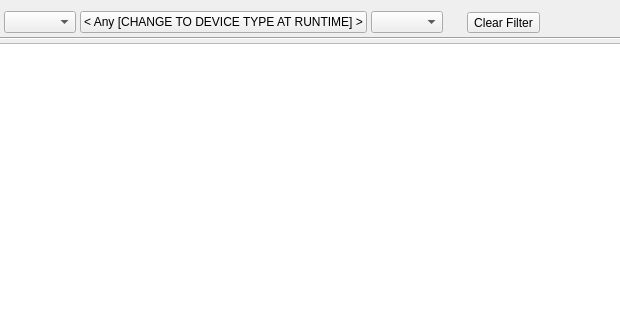
Qt form client/src/ui/dialogs/event_log_dialog.ui (networkoptix/nx_open) before a commit; both pictures show x 173 to 793 and y 0 to 320 of the 1170 by 719 pixel window.
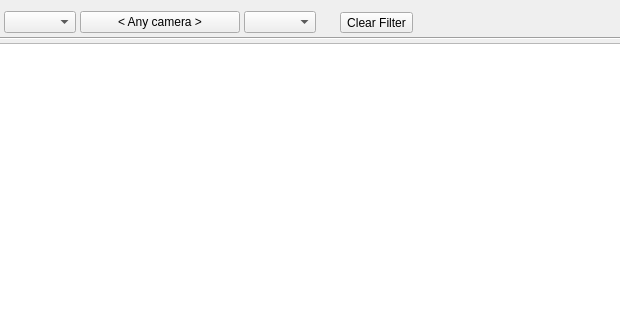
The same form after that commit. Custom widgets are drawn as their Qt base class.

Commit message:
VMS-632: Update all "camera" strings to IO MOdule where possible
events log refactor + ui fixes

<==== Mercurial data ====>
Branch: x_VMS-632_device_strings

Diff of the .ui file:
```diff
--- a/client/src/ui/dialogs/event_log_dialog.ui
+++ b/client/src/ui/dialogs/event_log_dialog.ui
@@ -125,7 +125,7 @@
         <bool>true</bool>
        </property>
        <property name="text">
-        <string notr="true">&lt; Any [CHANGE TO DEVICE TYPE AT RUNTIME] &gt;</string>
+        <string notr="true">&lt; Any camera &gt;</string>
        </property>
        <property name="flat">
         <bool>false</bool>
```
The commit also changes 4 other files.
